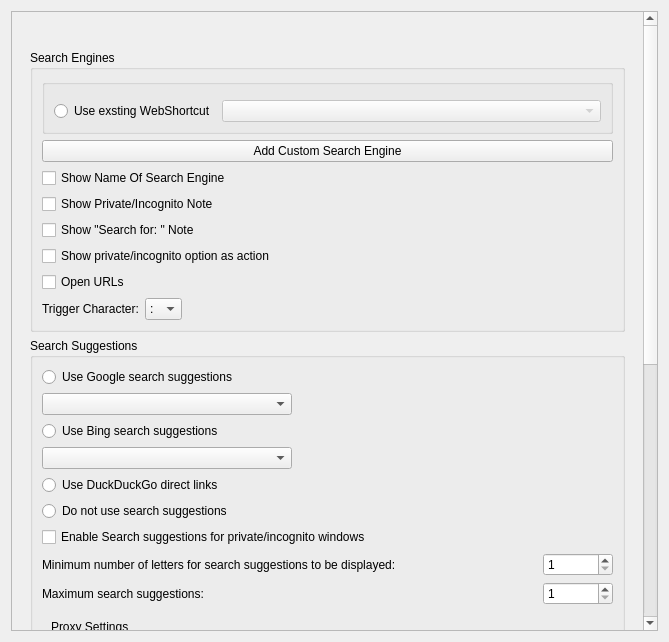
Qt form src/config/quick_web_shortcuts_config.ui (alex1701c/QuickWebShortcuts) before a commit.
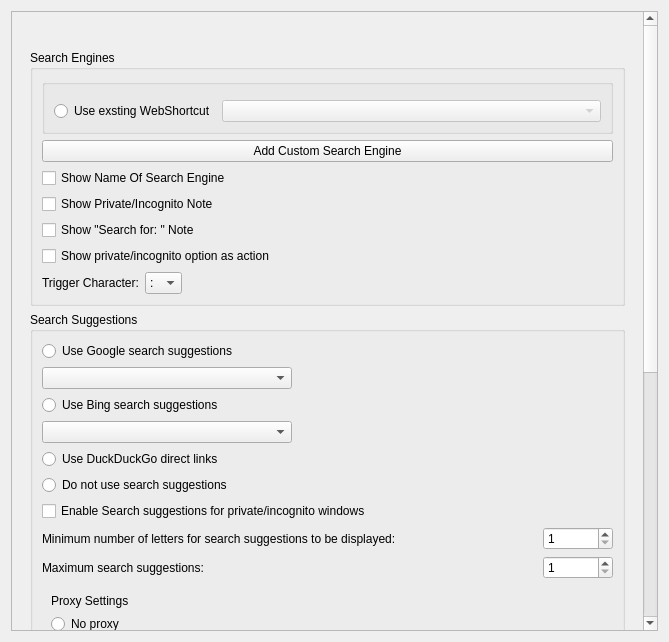
The same form after that commit.

Commit message:
Remove feature to open URLs
This is already done by one of the plasma runners

```diff
--- a/src/config/quick_web_shortcuts_config.ui
+++ b/src/config/quick_web_shortcuts_config.ui
@@ -141,13 +141,6 @@
                </property>
               </widget>
              </item>
-             <item>
-              <widget class="QCheckBox" name="openURLS">
-               <property name="text">
-                <string>Open URLs</string>
-               </property>
-              </widget>
-             </item>
              <item>
               <layout class="QHBoxLayout" name="horizontalLayout">
                <item alignment="Qt::AlignLeft">
```
The commit also changes 5 other files.
